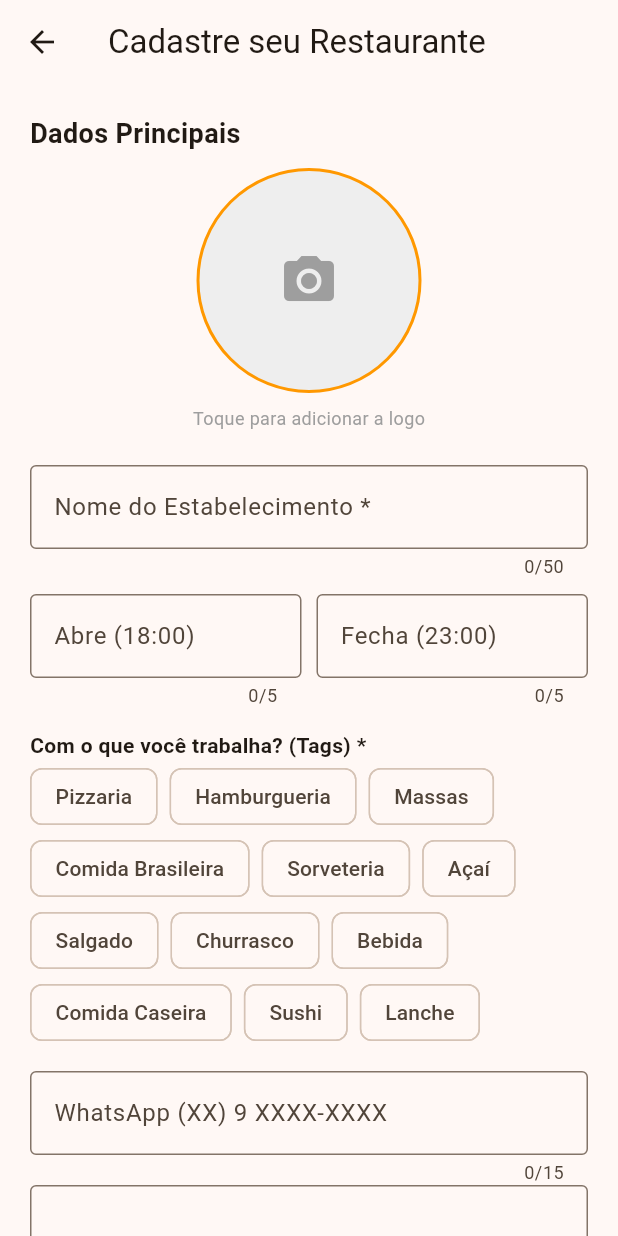
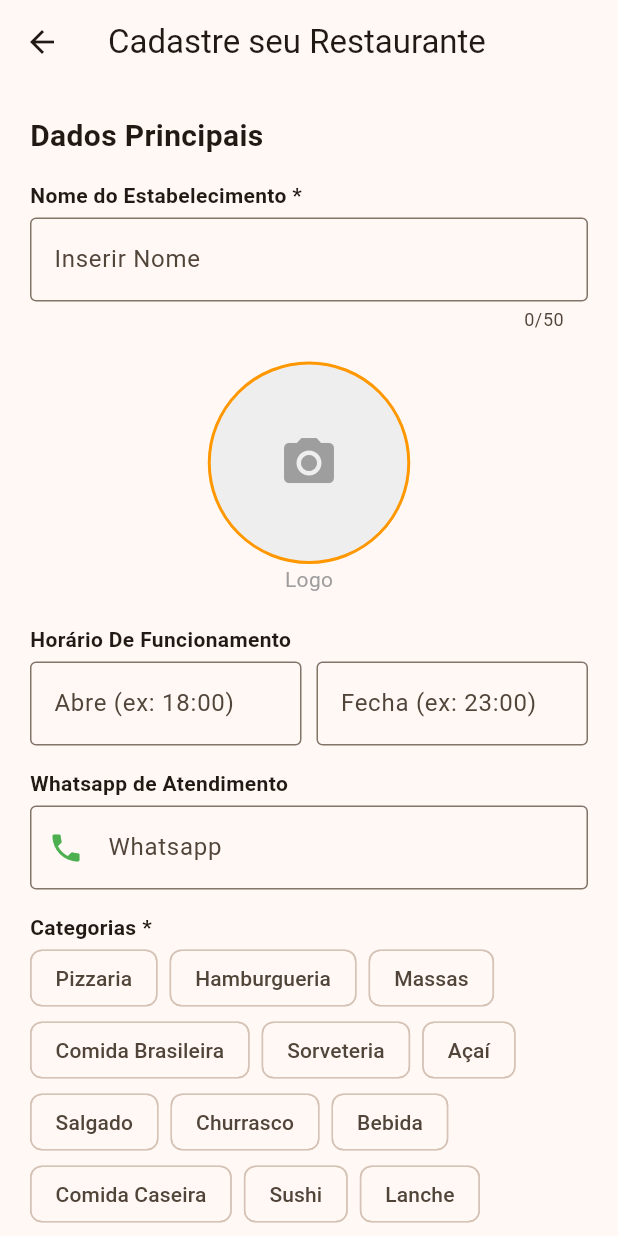
Before and after one commit to PietroDev-01/Zest_Flutter, a Flutter app: the AddRestaurantPage screen opened by its route, on a phone screen of 412 x 824 dp. Run offline on Flutter 3.47's test engine with Material 3 defaults, Android fonts, the phone set to English and light mode, and no system bars; our stand-ins replace cloud_firestore, firebase_auth, firebase_core, geocoding, geolocator, get and 3 more; accounts and stored records are empty.

Commit message:
UX improvement: Registration with masks and Location Option Added

```diff
--- a/lib/main.dart
+++ b/lib/main.dart
@@ -5,11 +5,11 @@ import 'controllers/auth_controller.dart';
 import 'views/auth/login_page.dart';
 import 'views/home/home_page.dart';
 import 'views/restaurant/add_restaurant_page.dart';
+import 'views/map/map_page.dart';
 
 void main() async {
   WidgetsFlutterBinding.ensureInitialized();
 
-  // Inicia o Firebase (Banco e Auth)
   await Firebase.initializeApp();
 
   runApp(const MyApp());
@@ -21,7 +21,7 @@ class MyApp extends StatelessWidget {
   @override
   Widget build(BuildContext context) {
     return GetMaterialApp(
-      title: 'Projeto Restaurante',
+      title: 'Zest',
       debugShowCheckedModeBanner: false,
 
       // Tema do App
@@ -40,6 +40,7 @@ class MyApp extends StatelessWidget {
         GetPage(name: '/login', page: () => LoginPage()),
         GetPage(name: '/home', page: () => HomePage()),
         GetPage(name: '/add-restaurant', page: () => AddRestaurantPage()),
+        GetPage(name: '/map', page: () => MapPage()),
       ],
     );
   }
--- a/lib/views/auth/login_page.dart
+++ b/lib/views/auth/login_page.dart
@@ -21,7 +21,7 @@ class LoginPage extends StatelessWidget {
               const Icon(Icons.restaurant_menu, size: 100, color: Colors.orange),
               const SizedBox(height: 10),
               const Text(
-                "Bem-vindo ao Bob",
+                "Bem-vindo ao Zest",
                 style: TextStyle(fontSize: 28, fontWeight: FontWeight.bold),
               ),
               const SizedBox(height: 40),
--- a/lib/views/auth/register_page.dart
+++ b/lib/views/auth/register_page.dart
@@ -17,7 +17,7 @@ class RegisterPage extends StatelessWidget {
         padding: const EdgeInsets.all(24.0),
         child: Column(
           children: [
-            const Text("Faça seu cadastro no Bob", style: TextStyle(fontSize: 24, fontWeight: FontWeight.bold)),
+            const Text("Faça seu cadastro no Zest", style: TextStyle(fontSize: 24, fontWeight: FontWeight.bold)),
             const SizedBox(height: 30),
 
             // Campo Nome
--- a/lib/views/home/home_page.dart
+++ b/lib/views/home/home_page.dart
@@ -23,7 +23,7 @@ class _HomePageState extends State<HomePage> {
   void initState() {
     super.initState();
 
-    // Timer: Depois de 7 segundos, encolhe os botões flutuantes para limpar a tela
+    // Timer
     Timer(const Duration(seconds: 7), () {
       if (mounted) {
         setState(() {
@@ -82,7 +82,6 @@ class _HomePageState extends State<HomePage> {
         children: [
           // LISTA DE RESTAURANTES
           Obx(() {
-            // Se estiver carregando, mostra rodinha
             if (resController.isLoading.value) {
               return const Center(child: CircularProgressIndicator());
             }
@@ -130,7 +129,7 @@ class _HomePageState extends State<HomePage> {
 
       // Menu Inferior (Navegação)
       bottomNavigationBar: BottomNavigationBar(
-        currentIndex: 0, // Home selecionada
+        currentIndex: 0,
         selectedItemColor: Colors.orange,
         unselectedItemColor: Colors.grey,
         onTap: (index) {
--- a/lib/views/restaurant/add_restaurant_page.dart
+++ b/lib/views/restaurant/add_restaurant_page.dart
@@ -4,10 +4,11 @@ import 'package:flutter/material.dart';
 import 'package:get/get.dart';
 import 'package:image_picker/image_picker.dart';
 import 'package:geolocator/geolocator.dart';
+import 'package:geocoding/geocoding.dart';
+import 'package:mask_text_input_formatter/mask_text_input_formatter.dart';
 import 'package:firebase_auth/firebase_auth.dart';
 import '../../controllers/restaurant_controller.dart';
 import '../../models/restaurant_model.dart';
-import '../../controllers/auth_controller.dart';
 
 class AddRestaurantPage extends StatefulWidget {
   AddRestaurantPage({super.key});
@@ -19,15 +20,12 @@ class AddRestaurantPage extends StatefulWidget {
 class _AddRestaurantPageState extends State<AddRestaurantPage> {
   final RestaurantController controller = Get.find();
 
-  final AuthController authController = Get.isRegistered<AuthController>()
-      ? Get.find<AuthController>()
-      : Get.put(AuthController());
-
   final nameCtrl = TextEditingController();
   final descCtrl = TextEditingController();
   final whatsappCtrl = TextEditingController();
   final openTimeCtrl = TextEditingController();
   final closeTimeCtrl = TextEditingController();
+  final addressCtrl = TextEditingController();
 
   File? _selectedImage;
   String _base64Image = "";
@@ -36,14 +34,18 @@ class _AddRestaurantPageState extends State<AddRestaurantPage> {
   double? _latitude;
   double? _longitude;
 
+  // --- Máscaras de Formatação ---
+  final maskTime = MaskTextInputFormatter(mask: '##:##', filter: { "#": RegExp(r'[0-9]') });
+  final maskPhone = MaskTextInputFormatter(mask: '(##) 9 ####-####', filter: { "#": RegExp(r'[0-9]') });
+
   final List<String> allTags = [
     "Pizzaria", "Hamburgueria", "Massas", "Comida Brasileira",
     "Sorveteria", "Açaí", "Salgado", "Churrasco", "Bebida",
-    "Comida Caseira", "Sushi", "Lanche"
+    "Comida Caseira", "Sushi", "Lanche",
   ];
 
   Future<void> _pickImage() async {
-    final pickedFile = await ImagePicker().pickImage(source: ImageSource.gallery, imageQuality: 50);
+    final pickedFile = await ImagePicker().pickImage(source: ImageSource.gallery, imageQuality: 25, maxWidth: 600);
     if (pickedFile != null) {
       final bytes = await File(pickedFile.path).readAsBytes();
       setState(() {
@@ -53,45 +55,29 @@ class _AddRestaurantPageState extends State<AddRestaurantPage> {
     }
   }
 
-  // --- GPS: Pedir Permissão ---
+  // --- BUSCAR LOCALIZAÇÃO POR GPS ---
   Future<void> _getCurrentLocation() async {
     setState(() => _isLoadingLoc = true);
-
     try {
-      // Verifica se o serviço de GPS está ligado
       bool serviceEnabled = await Geolocator.isLocationServiceEnabled();
       if (!serviceEnabled) {
-        Get.snackbar("Erro", "O GPS está desligado. Ligue-o para continuar.");
+        Get.snackbar("Erro", "Ligue o GPS.");
         return;
       }
-
-      // Verifica a permissão
       LocationPermission permission = await Geolocator.checkPermission();
       if (permission == LocationPermission.denied) {
-        // Se não tem, pede a permissão
         permission = await Geolocator.requestPermission();
-        if (permission == LocationPermission.denied) {
-          Get.snackbar("Erro", "Você precisa autorizar o uso do GPS.");
-          return;
-        }
+        if (permission == LocationPermission.denied) return;
       }
 
-      if (permission == LocationPermission.deniedForever) {
-        Get.snackbar("Erro", "Permissão negada permanentemente. Vá nas configurações.");
-        return;
-      }
-
-      // 3. Pega a localização com precisão
-      Position position = await Geolocator.getCurrentPosition(
-        desiredAccuracy: LocationAccuracy.high
-      );
+      Position position = await Geolocator.getCurrentPosition(desiredAccuracy: LocationAccuracy.high);
 
       setState(() {
         _latitude = position.latitude;
         _longitude = position.longitude;
+        addressCtrl.text = "Localização GPS Capturada";
       });
-
-      Get.snackbar("Sucesso", "Localização encontrada!", backgroundColor: Colors.green, colorText: Colors.white);
+      Get.snackbar("Sucesso", "GPS Capturado!", backgroundColor: Colors.green, colorText: Colors.white);
 
     } catch (e) {
       Get.snackbar("Erro", "Falha no GPS: $e");
@@ -100,9 +86,36 @@ class _AddRestaurantPageState extends State<AddRestaurantPage> {
     }
   }
 
+  // --- BUSCAR LOCALIZAÇÃO POR ENDEREÇO ESCRITO ---
+  Future<void> _getManualLocation() async {
+    if (addressCtrl.text.isEmpty) {
+      Get.snackbar("Atenção", "Digite um endereço ou CEP para buscar.");
+      return;
+    }
+    setState(() => _isLoadingLoc = true);
+    try {
+      // Converte "Rua X, Teresina" em Lat/Long
+      List<Location> locations = await locationFromAddress(addressCtrl.text);
+
+      if (locations.isNotEmpty) {
+        setState(() {
+          _latitude = locations.first.latitude;
+          _longitude = locations.first.longitude;
+        });
+        Get.snackbar("Encontrado", "Endereço localizado no mapa!", backgroundColor: Colors.green, colorText: Colors.white);
+      } else {
+        Get.snackbar("Erro", "Endereço não encontrado.");
+      }
+    } catch (e) {
+      Get.snackbar("Erro", "Não foi possível achar esse endereço.");
+    } finally {
+      setState(() => _isLoadingLoc = false);
+    }
+  }
+
   void _saveRestaurant() {
     if (nameCtrl.text.isEmpty || _selectedTags.isEmpty || _latitude == null) {
-      Get.snackbar("Atenção", "Preencha Nome, Tags e Localização (Obrigatórios)", backgroundColor: Colors.red, colorText: Colors.white);
+      Get.snackbar("Atenção", "Preencha Nome, Tags e Localização", backgroundColor: Colors.red, colorText: Colors.white);
       return;
     }
 
@@ -132,15 +145,26 @@ class _AddRestaurantPageState extends State<AddRestaurantPage> {
         child: Column(
           crossAxisAlignment: CrossAxisAlignment.start,
           children: [
-            const Text("Dados Principais", style: TextStyle(fontSize: 18, fontWeight: FontWeight.bold)),
-            const SizedBox(height: 10),
+            const Text("Dados Principais", style: TextStyle(fontSize: 20, fontWeight: FontWeight.bold)),
+            const SizedBox(height: 15),
 
+            // 1. NOME
+            const Text("Nome do Estabelecimento *", style: TextStyle(fontWeight: FontWeight.bold)),
+            const SizedBox(height: 5),
+            TextField(
+              controller: nameCtrl,
+              maxLength: 50,
+              decoration: const InputDecoration(labelText: "Inserir Nome", border: OutlineInputBorder()),
+            ),
+            const SizedBox(height: 20),
+
+            // 2. LOGO
             Center(
               child: GestureDetector(
                 onTap: _pickImage,
                 child: Container(
-                  width: 150,
-                  height: 150,
+                  width: 135,
+                  height: 135,
                   decoration: BoxDecoration(
                     color: Colors.grey[200],
                     shape: BoxShape.circle,
@@ -155,39 +179,49 @@ class _AddRestaurantPageState extends State<AddRestaurantPage> {
                 ),
               ),
             ),
-            const Center(child: Padding(
-              padding: EdgeInsets.all(8.0),
-              child: Text("Toque para adicionar a logo", style: TextStyle(fontSize: 12, color: Colors.grey)),
-            )),
+            const Center(child: Text("Logo", style: TextStyle(color: Colors.grey))),
+            const SizedBox(height: 20),
 
-            const SizedBox(height: 15),
-            TextField(
-              controller: nameCtrl,
-              maxLength: 50,
-              decoration: const InputDecoration(labelText: "Nome do Estabelecimento *", border: OutlineInputBorder()),
-            ),
-            const SizedBox(height: 10),
-
+            // 3. HORÁRIOS COM MÁSCARA
+            const Text("Horário De Funcionamento", style: TextStyle(fontWeight: FontWeight.bold)),
+            const SizedBox(height: 5),
             Row(
               children: [
                 Expanded(child: TextField(
                   controller: openTimeCtrl,
-                  maxLength: 5,
-                  keyboardType: TextInputType.datetime,
-                  decoration: const InputDecoration(labelText: "Abre (18:00)", border: OutlineInputBorder())
+                  inputFormatters: [maskTime], // A Mágica acontece aqui
+                  keyboardType: TextInputType.number,
+                  decoration: const InputDecoration(labelText: "Abre (ex: 18:00)", border: OutlineInputBorder())
                 )),
                 const SizedBox(width: 10),
                 Expanded(child: TextField(
                   controller: closeTimeCtrl,
-                  maxLength: 5,
-                  keyboardType: TextInputType.datetime,
-                  decoration: const InputDecoration(labelText: "Fecha (23:00)", border: OutlineInputBorder())
+                  inputFormatters: [maskTime],
+                  keyboardType: TextInputType.number,
+                  decoration: const InputDecoration(labelText: "Fecha (ex: 23:00)", border: OutlineInputBorder())
                 )),
               ],
             ),
+            const SizedBox(height: 15),
 
+            // 4. WHATSAPP COM MÁSCARA
+            const Text("Whatsapp de Atendimento", style: TextStyle(fontWeight: FontWeight.bold)),
+            const SizedBox(height: 5),
+            TextField(
+              controller: whatsappCtrl,
+              inputFormatters: [maskPhone],
+              keyboardType: TextInputType.phone,
+              decoration: const InputDecoration(
+                labelText: "Whatsapp",
+                hintText: "(86) 9 9999-9999",
+                prefixIcon: Icon(Icons.phone, color: Colors.green),
+                border: OutlineInputBorder()
+              ),
+            ),
             const SizedBox(height: 15),
-            const Text("Com o que você trabalha? (Tags) *", style: TextStyle(fontWeight: FontWeight.bold)),
+
+            // 5. TAGS
+            const Text("Categorias *", style: TextStyle(fontWeight: FontWeight.bold)),
             Wrap(
               spacing: 8,
               children: allTags.map((tag) {
@@ -206,23 +240,56 @@ class _AddRestaurantPageState extends State<AddRestaurantPage> {
             ),
             const SizedBox(height: 15),
 
-            TextField(
-              controller: whatsappCtrl,
-              keyboardType: TextInputType.phone,
-              maxLength: 15,
-              decoration: const InputDecoration(labelText: "WhatsApp (XX) 9 XXXX-XXXX", border: OutlineInputBorder()),
-            ),
-
+            // Descrição
+            const Text("Descrição", style: TextStyle(fontWeight: FontWeight.bold)),
+            const SizedBox(height: 5),
             TextField(
               controller: descCtrl,
               maxLength: 255,
-              maxLines: 3,
-              decoration: const InputDecoration(labelText: "Descrição breve", border: OutlineInputBorder()),
+              maxLines: 2,
+              decoration: const InputDecoration(labelText: "Descreva Seu Restaurante", border: OutlineInputBorder()),
             ),
+            const SizedBox(height: 20),
+
+            // 6. LOCALIZAÇÃO HÍBRIDA
+            const Text("Localização *", style: TextStyle(fontWeight: FontWeight.bold)),
+            const SizedBox(height: 5),
+
+            // Campo de Texto para Endereço Manual
+            Row(
+              children: [
+                Expanded(
+                  child: TextField(
+                    controller: addressCtrl,
+                    decoration: const InputDecoration(
+                      labelText: "Digite Endereço ou CEP",
+                      hintText: "Ex: Av. Frei Serafim, Teresina",
+                      border: OutlineInputBorder(),
+                    ),
+                  ),
+                ),
+                const SizedBox(width: 10),
+                // Botão de Buscar Endereço Manual
+                Container(
+                  decoration: BoxDecoration(
+                    color: Colors.blue[50],
+                    borderRadius: BorderRadius.circular(8),
+                    border: Border.all(color: Colors.blue),
+                  ),
+                  child: IconButton(
+                    icon: const Icon(Icons.search, color: Colors.blue),
+                    tooltip: "Buscar no Mapa",
+                    onPressed: _isLoadingLoc ? null : _getManualLocation,
+                  ),
+                ),
+              ],
+            ),
+
+            const SizedBox(height: 15),
+            const Center(child: Text("- OU USE O GPS -", style: TextStyle(color: Colors.grey, fontSize: 12))),
             const SizedBox(height: 15),
 
-            const Text("Localização *", style: TextStyle(fontWeight: FontWeight.bold)),
-            const SizedBox(height: 5),
+            // Botão de Usar a Localização Atual
             SizedBox(
               width: double.infinity,
               height: 50,
@@ -230,46 +297,36 @@ class _AddRestaurantPageState extends State<AddRestaurantPage> {
                 onPressed: _isLoadingLoc ? null : _getCurrentLocation,
                 icon: _isLoadingLoc
                     ? const SizedBox(width: 20, height: 20, child: CircularProgressIndicator(strokeWidth: 2, color: Colors.white))
-                    : const Icon(Icons.my_location),
-                label: Text(_latitude == null ? "Usar Localização Atual" : "Localização Capturada!"),
+                    : const Icon(Icons.my_location, color: Colors.white),
+                label: Text(
+                  _latitude == null ? "Usar Localização Atual" : "Localização Capturada!",
+                  style: const TextStyle(color: Colors.white, fontWeight: FontWeight.bold),
+                ),
                 style: ElevatedButton.styleFrom(
                   backgroundColor: _latitude == null ? Colors.blue : Colors.green,
-                  foregroundColor: Colors.white,
+                  shape: RoundedRectangleBorder(borderRadius: BorderRadius.circular(8)),
                 ),
               ),
             ),
+            if (_latitude != null)
+              Padding(
+                padding: const EdgeInsets.only(top: 8.0),
+                child: Text("✅ Coordenadas salvas: $_latitude, $_longitude", style: TextStyle(color: Colors.green[700], fontSize: 12)),
+              ),
+
             const SizedBox(height: 30),
 
-            Row(
-              children: [
-                Expanded(
-                  child: OutlinedButton(
-                    onPressed: () => Get.back(),
-                    child: const Text("Cancelar", style: TextStyle(color: Colors.red)),
-                    style: OutlinedButton.styleFrom(padding: EdgeInsets.symmetric(vertical: 15), side: const BorderSide(color: Colors.red)),
-                  ),
-                ),
-                const SizedBox(width: 15),
-
-                Expanded(
-                  child: Obx(() => ElevatedButton(
-                    onPressed: controller.isLoading.value ? null : _saveRestaurant,
-                    style: ElevatedButton.styleFrom(
-                      padding: const EdgeInsets.symmetric(vertical: 15),
-                      backgroundColor: Colors.green,
-                      disabledBackgroundColor: Colors.green.withOpacity(0.6),
-                    ),
-                    child: controller.isLoading.value
-                        ? const SizedBox(
-                            width: 20,
-                            height: 20,
-                            child: CircularProgressIndicator(color: Colors.white, strokeWidth: 2)
-                          )
-                        : const Text("Salvar", style: TextStyle(color: Colors.white)),
-                  )),
-                ),
-              ],
+            // BOTÃO SALVAR
+            SizedBox(
+              width: double.infinity,
+              height: 50,
+              child: ElevatedButton(
+                onPressed: _saveRestaurant,
+                style: ElevatedButton.styleFrom(backgroundColor: Colors.green),
+                child: const Text("Salvar Restaurante", style: TextStyle(color: Colors.white, fontSize: 18)),
+              ),
             ),
+            const SizedBox(height: 20),
           ],
         ),
       ),
--- a/pubspec.yaml
+++ b/pubspec.yaml
@@ -14,6 +14,7 @@ dependencies:
 
   google_maps_flutter: ^2.6.0
   geolocator: ^11.0.0
+  geocoding: ^2.1.1
 
   # Banco de Dados
   firebase_core: ^2.27.0
@@ -26,6 +27,7 @@ dependencies:
   url_launcher: ^6.2.5
   lottie: ^3.1.0
   uuid: ^4.3.3
+  mask_text_input_formatter: ^2.9.0
 
   cupertino_icons: ^1.0.8
 
```
Also changed, not shown: lib/controllers/restaurant_controller.dart (+51 -26 lines), lib/controllers/utils.dart (added, +34 -0 lines), lib/views/map/map_page.dart (added, +159 -0 lines), pubspec.lock, 1 other file.
